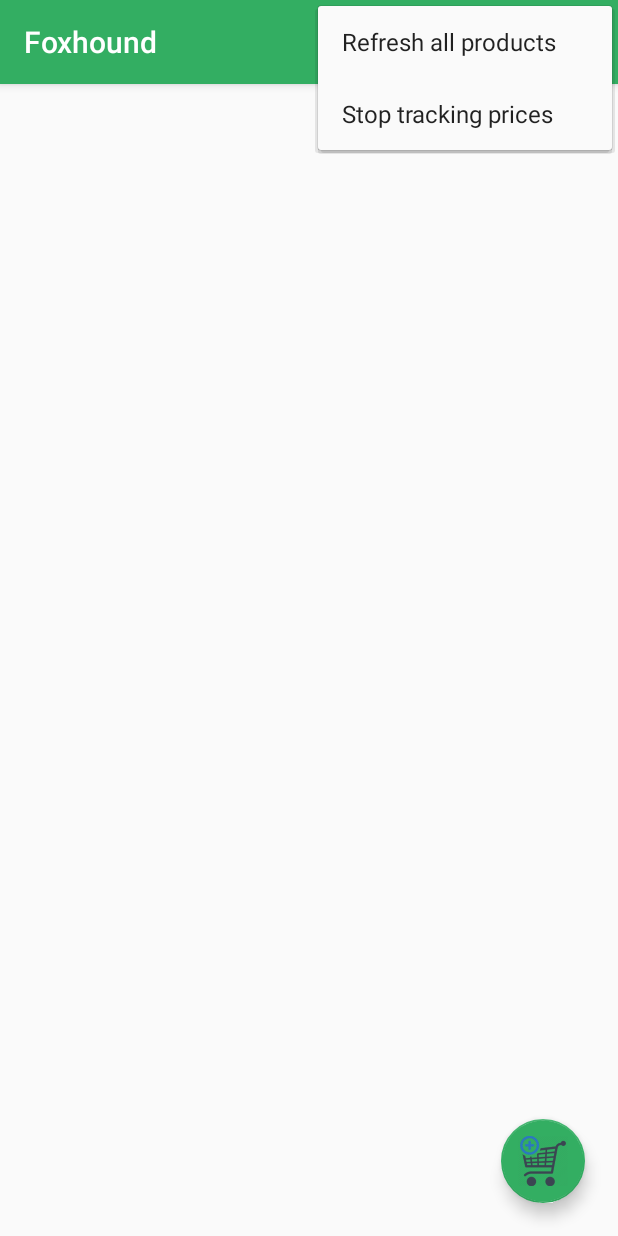
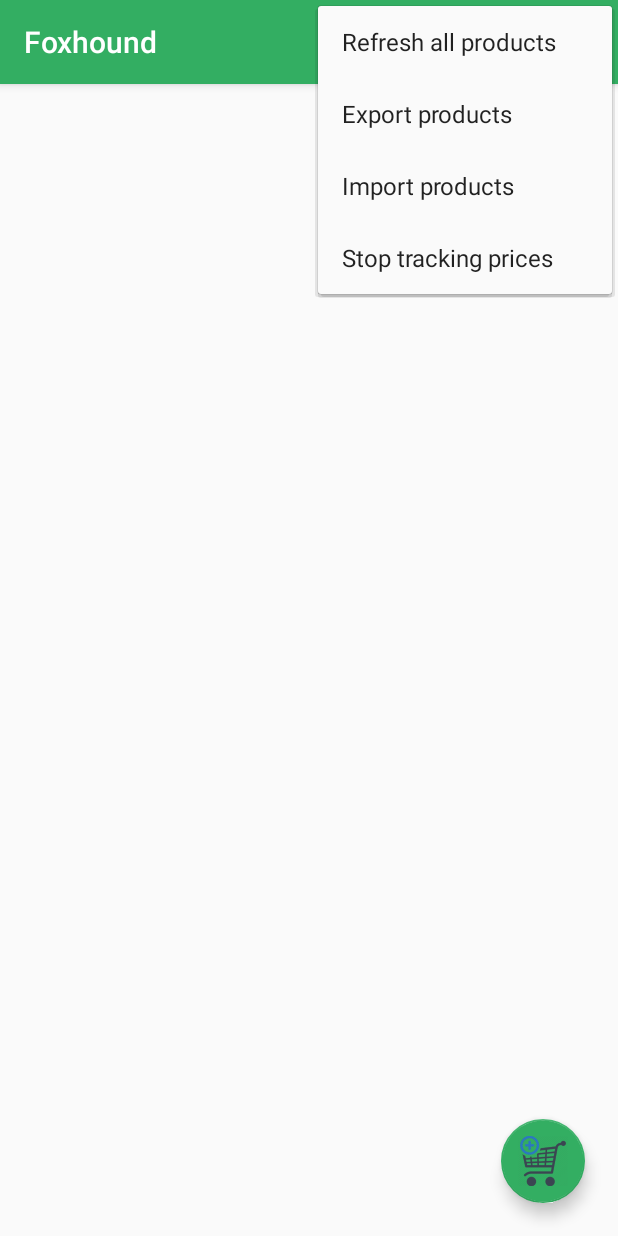
Before and after one commit to david3355/Foxhound, an Android app: the screen it shows after launch (MainActivity), with the options menu open, on a phone screen of 412 x 824 dp. Run offline under Robolectric (Android 15) with nearby library versions, the phone set to English and light mode, and no system bars; libraries missing offline, so code that uses them is left out: controllers.validators, org.apache.log4j, tracker.clientnotifier, utility.logger; 7 statements that could not run were skipped.

Commit message:
Android export-import of database file: share database file

```diff
--- a/app/src/main/res/menu/menu_main.xml
+++ b/app/src/main/res/menu/menu_main.xml
@@ -24,4 +24,15 @@
         android:title="Refresh all products"
         android:icon="@drawable/refresh"
         app:showAsAction="ifRoom"/>
+    <item
+        android:id="@+id/export_products"
+        android:title="Export products"
+        android:icon="@drawable/export"
+        app:showAsAction="ifRoom"/>
+
+    <item
+        android:id="@+id/import_products"
+        android:title="Import products"
+        android:icon="@drawable/import_img"
+        app:showAsAction="ifRoom"/>
 </menu>
--- /dev/null
+++ b/app/src/main/res/xml/filepaths.xml
@@ -0,0 +1,3 @@
+<paths>
+        <external-files-path name="pricetracker_db" path="." />
+</paths>
```
Also changed, not shown: app/src/main/AndroidManifest.xml (+10 -0 lines), app/src/main/java/com/jagerdev/foxhoundpricetracker/MainActivity.java (+22 -0 lines), app/src/main/java/com/jagerdev/foxhoundpricetracker/database/DBConstants.java (added, +26 -0 lines), app/src/main/java/com/jagerdev/foxhoundpricetracker/database/PriceTrackerDatabaseManager.java (+0 -24 lines), app/src/main/java/com/jagerdev/foxhoundpricetracker/utils/AndroidUtil.java (+9 -0 lines), app/src/main/java/com/jagerdev/foxhoundpricetracker/utils/DbFileProvider.java (added, +26 -0 lines), app/src/main/res/drawable/export.png (added), app/src/main/res/drawable/import_img.png (added).
